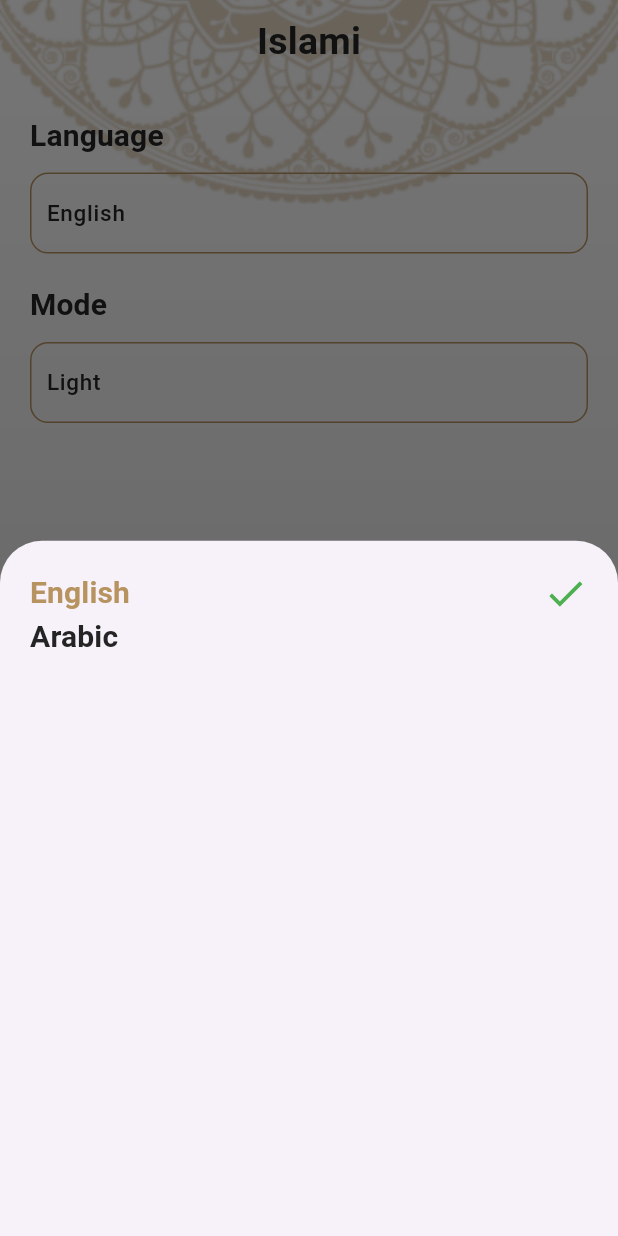
After one commit to Maryammahmou-d/Islame_App, a Flutter app: the screen it shows after launch, item 5 of the bottom bar chosen, after a tap on "English", on a phone screen of 412 x 824 dp. The commit adds this screen. Run offline on Flutter 3.47's test engine with Material 3 defaults, Android fonts, the phone set to English and light mode, and no system bars; missing offline and left inert: dart:ffi; generated files the repository leaves out were written again.

Commit message:
Add Provider for language

```diff
--- a/lib/Home/Ahadeth/Ahadeth_tab.dart
+++ b/lib/Home/Ahadeth/Ahadeth_tab.dart
@@ -1,6 +1,6 @@
 import 'package:flutter/material.dart';
 import 'package:flutter/services.dart';
-import 'package:islame_app/themeing.dart';
+import 'package:islame_app/Themeing/Themeing.dart';
 import '../Quran/divider_item_stayle.dart';
 import 'hadeth_details.dart';
 
--- a/lib/Home/Ahadeth/hadeth_details.dart
+++ b/lib/Home/Ahadeth/hadeth_details.dart
@@ -1,6 +1,6 @@
 import 'package:flutter/cupertino.dart';
 import 'package:flutter/material.dart';
-import 'package:islame_app/themeing.dart';
+import 'package:islame_app/Themeing/Themeing.dart';
 import '../Quran/divider_item_stayle.dart';
 import 'Ahadeth_tab.dart';
 
--- a/lib/Home/Home_screen.dart
+++ b/lib/Home/Home_screen.dart
@@ -1,11 +1,13 @@
 import 'package:flutter/material.dart';
 import 'package:islame_app/Home/Ahadeth/Ahadeth_tab.dart';
 import 'package:islame_app/Home/Quran/Quran_tab.dart';
-import 'package:islame_app/Home/Radio_tab.dart';
-import 'package:islame_app/Home/Sabha_tab.dart';
-import 'package:islame_app/themeing.dart';
+import 'package:islame_app/Home/radio/Radio_tab.dart';
+import 'package:islame_app/Home/sebha/Sabha_tab.dart';
+import 'package:islame_app/Themeing/Themeing.dart';
 
 import 'package:flutter_gen/gen_l10n/app_localizations.dart';
+
+import 'Settings/Settings_tab.dart';
 
 class HomeScreen extends StatefulWidget {
   static const String routeName = "Home Screen";
@@ -21,6 +23,7 @@
     SabhaTab(),
     AhadethTab(),
     QuranTab(),
+    SettingsTab(),
   ];
 
   @override
@@ -75,6 +78,14 @@
                       size: 30,
                     ),
                     label: AppLocalizations.of(context)!.quran_nav),
+                BottomNavigationBarItem(
+                  backgroundColor: MyThemeData.GoldColor,
+                  icon: Icon(
+                    Icons.settings,
+                    size: 25,
+                  ),
+                  label: AppLocalizations.of(context)!.settings_nav,
+                )
               ]),
         ),
       ],
--- a/lib/Home/Quran/Quran_tab.dart
+++ b/lib/Home/Quran/Quran_tab.dart
@@ -1,6 +1,6 @@
 import 'package:flutter/material.dart';
 import 'package:islame_app/Home/Quran/sura_name_item.dart';
-import 'package:islame_app/themeing.dart';
+import 'package:islame_app/Themeing/Themeing.dart';
 import 'divider_item_stayle.dart';
 
 import 'package:flutter_gen/gen_l10n/app_localizations.dart';
--- a/lib/Home/Quran/divider_item_stayle.dart
+++ b/lib/Home/Quran/divider_item_stayle.dart
@@ -1,5 +1,5 @@
 import 'package:flutter/material.dart';
-import '../../themeing.dart';
+import '../../Themeing/Themeing.dart';
 
 class DividerItemStayle extends StatelessWidget {
   const DividerItemStayle({super.key});
--- a/lib/Home/Quran/sura_name_item.dart
+++ b/lib/Home/Quran/sura_name_item.dart
@@ -1,7 +1,6 @@
 import 'package:flutter/material.dart';
-import 'package:islame_app/Sura_Details/sura_details.dart';
-
 import '../../Data Model/sura_details_arg.dart';
+import '../Sura_Details/sura_details.dart';
 
 class SuraNameItem extends StatelessWidget {
   String SuraName;
--- a/lib/Home/Radio_tab.dart
+++ b/lib/Home/Radio/Radio_tab.dart
@@ -1,5 +1,5 @@
 import 'package:flutter/material.dart';
-import 'package:islame_app/themeing.dart';
+import 'package:islame_app/Themeing/Themeing.dart';
 
 import 'package:flutter_gen/gen_l10n/app_localizations.dart';
 
--- a/lib/Home/Sabha_tab.dart
+++ b/lib/Home/Sebha/Sabha_tab.dart
@@ -1,5 +1,5 @@
 import 'package:flutter/material.dart';
-import 'package:islame_app/themeing.dart';
+import 'package:islame_app/Themeing/Themeing.dart';
 import 'package:flutter_gen/gen_l10n/app_localizations.dart';
 
 class SabhaTab extends StatefulWidget {
--- /dev/null
+++ b/lib/Home/Settings/Settings_tab.dart
@@ -0,0 +1,87 @@
+import 'package:flutter/material.dart';
+import 'package:islame_app/Home/Settings/language_bottom_sheet.dart';
+import 'package:islame_app/Provider/my_provider.dart';
+import 'package:islame_app/Themeing/Themeing.dart';
+import 'package:provider/provider.dart';
+import 'package:flutter_gen/gen_l10n/app_localizations.dart';
+
+class SettingsTab extends StatelessWidget {
+  const SettingsTab({super.key});
+
+  @override
+  Widget build(BuildContext context) {
+    var provider = Provider.of<MyProvider>(context);
+
+    return Container(
+      padding: EdgeInsets.symmetric(horizontal: 20),
+      child: Column(
+        crossAxisAlignment: CrossAxisAlignment.stretch,
+        children: [
+          SizedBox(
+            height: 20,
+          ),
+          Text(
+            AppLocalizations.of(context)!.language,
+            style: Theme.of(context).textTheme.titleSmall,
+          ),
+          SizedBox(
+            height: 10,
+          ),
+          InkWell(
+            onTap: () {
+              showLanguageBottomSheet(context);
+            },
+            child: Container(
+              padding: EdgeInsets.symmetric(horizontal: 10, vertical: 15),
+              decoration: BoxDecoration(
+                border: Border.all(
+                  color: MyThemeData.GoldColor,
+                ),
+                borderRadius: BorderRadius.circular(12),
+              ),
+              child: Text(
+                provider.languageCode == "en" ? "English" : "Arabic",
+                style: Theme.of(context).textTheme.labelSmall,
+              ),
+            ),
+          ),
+          SizedBox(
+            height: 20,
+          ),
+          Text(
+            AppLocalizations.of(context)!.mode,
+            style: Theme.of(context).textTheme.titleSmall,
+          ),
+          SizedBox(
+            height: 10,
+          ),
+          InkWell(
+            onTap: () {},
+            child: Container(
+              padding: EdgeInsets.symmetric(horizontal: 10, vertical: 15),
+              decoration: BoxDecoration(
+                border: Border.all(
+                  color: MyThemeData.GoldColor,
+                ),
+                borderRadius: BorderRadius.circular(12),
+              ),
+              child: Text(
+                "Light",
+                style: Theme.of(context).textTheme.labelSmall,
+              ),
+            ),
+          ),
+        ],
+      ),
+    );
+  }
+
+  void showLanguageBottomSheet(BuildContext context) {
+    showModalBottomSheet(
+      context: context,
+      builder: (context) {
+        return LanguageBottomSheet();
+      },
+    );
+  }
+}
--- /dev/null
+++ b/lib/Home/Settings/language_bottom_sheet.dart
@@ -0,0 +1,69 @@
+import 'dart:ffi';
+
+import 'package:flutter/material.dart';
+import 'package:islame_app/Provider/my_provider.dart';
+import 'package:provider/provider.dart';
+
+class LanguageBottomSheet extends StatelessWidget {
+  bool? checkBoxValue = false;
+
+  @override
+  Widget build(BuildContext context) {
+    var provider = Provider.of<MyProvider>(context);
+    return Container(
+      margin: EdgeInsets.symmetric(horizontal: 20, vertical: 20),
+      // height: MediaQuery.of(context).size.height * 0.5,
+      child: Column(
+        children: [
+          InkWell(
+            onTap: () {
+              provider.changeLanguage("en");
+              Navigator.pop(context);
+            },
+            child: Row(
+              mainAxisAlignment: MainAxisAlignment.spaceBetween,
+              children: [
+                Text(
+                  "English",
+                  style: Theme.of(context)
+                      .textTheme
+                      .titleSmall
+                      ?.copyWith(color: provider.selectedColor("en")),
+                ),
+                provider.languageCode == "en"
+                    ? Icon(
+                        Icons.done,
+                        color: Colors.green,
+                        size: 30,
+                      )
+                    : SizedBox(),
+              ],
+            ),
+          ),
+          InkWell(
+            onTap: () {
+              provider.changeLanguage("ar");
+              Navigator.pop(context);
+            },
+            child: Row(
+              mainAxisAlignment: MainAxisAlignment.spaceBetween,
+              children: [
+                Text("Arabic",
+                    style: Theme.of(context).textTheme.titleSmall?.copyWith(
+                          color: provider.selectedColor("ar"),
+                        )),
+                provider.languageCode == "ar"
+                    ? Icon(
+                        Icons.done,
+                        color: Colors.green,
+                        size: 30,
+                      )
+                    : SizedBox(),
+              ],
+            ),
+          ),
+        ],
+      ),
+    );
+  }
+}
--- a/lib/Sura_Details/sura_details.dart
+++ b/lib/Home/Sura_Details/sura_details.dart
@@ -1,10 +1,11 @@
 import 'package:flutter/material.dart';
 import 'package:flutter/services.dart';
 import 'package:islame_app/Data%20Model/sura_details_arg.dart';
-import 'package:islame_app/themeing.dart';
-import '../Home/Quran/divider_item_stayle.dart';
+import 'package:islame_app/Themeing/Themeing.dart';
 
 import 'package:flutter_gen/gen_l10n/app_localizations.dart';
+
+import '../Quran/divider_item_stayle.dart';
 
 class SuraDetailsScreen extends StatefulWidget {
   static const String routeName = "Sura_details";
--- /dev/null
+++ b/lib/Provider/my_provider.dart
@@ -0,0 +1,17 @@
+import 'package:flutter/material.dart';
+import 'package:islame_app/Themeing/Themeing.dart';
+
+class MyProvider extends ChangeNotifier {
+  String languageCode = "en";
+
+  void changeLanguage(String languageCode) {
+    this.languageCode = languageCode;
+    notifyListeners();
+  }
+
+  Color selectedColor(String languageCode) {
+    return this.languageCode == languageCode
+        ? MyThemeData.GoldColor
+        : MyThemeData.BlackColor;
+  }
+}
--- a/lib/themeing.dart
+++ b/lib/Themeing/Themeing.dart
@@ -20,6 +20,7 @@
       titleMedium: TextStyle(
           fontSize: 25, fontWeight: FontWeight.bold, color: BlackColor),
       titleLarge: TextStyle(fontSize: 30, color: BlackColor),
+      labelSmall: TextStyle(fontSize: 15, color: BlackColor),
     ),
     bottomNavigationBarTheme: BottomNavigationBarThemeData(
       selectedItemColor: BlackColor,
@@ -40,5 +41,6 @@
         titleMedium: TextStyle(
             fontSize: 30, fontWeight: FontWeight.bold, color: Colors.white),
         titleLarge: TextStyle(fontSize: 35, color: Colors.white),
+        labelSmall: TextStyle(fontSize: 15, color: BlackColor),
       ));
 }
--- a/lib/l10n/app_ar.arb
+++ b/lib/l10n/app_ar.arb
@@ -8,5 +8,8 @@
   "radio_nav": "راديو",
   "quran_nav": "قرآن",
   "sebha_nav": "سبحة",
-  "ahadeth_nav": "احاديث"
+  "ahadeth_nav": "احاديث",
+  "settings_nav": "الاعدادات",
+  "language": "اللغة",
+  "mode": "الوضع"
 }
--- a/lib/l10n/app_en.arb
+++ b/lib/l10n/app_en.arb
@@ -8,5 +8,8 @@
   "radio_nav": "Radio",
   "quran_nav": "Quran",
   "sebha_nav": "Sebha",
-  "ahadeth_nav": "Ahadeth"
+  "ahadeth_nav": "Ahadeth",
+  "settings_nav": "Setting",
+  "language": "Language",
+  "mode": "Mode"
 }
--- a/lib/main.dart
+++ b/lib/main.dart
@@ -1,18 +1,27 @@
 import 'package:flutter/material.dart';
 import 'package:islame_app/Home/Home_screen.dart';
-import 'package:islame_app/Sura_Details/sura_details.dart';
-import 'package:islame_app/themeing.dart';
+import 'package:islame_app/Provider/my_provider.dart';
+import 'package:islame_app/Themeing/themeing.dart';
+import 'package:provider/provider.dart';
 import 'Home/Ahadeth/hadeth_details.dart';
 import 'package:flutter_localizations/flutter_localizations.dart';
 import 'package:flutter_gen/gen_l10n/app_localizations.dart';
 
+import 'Home/Sura_Details/sura_details.dart';
+
 void main() {
-  runApp(IslameApp());
+  runApp(ChangeNotifierProvider(
+      create: (context) {
+        return MyProvider();
+      },
+      child: IslameApp()));
 }
 
 class IslameApp extends StatelessWidget {
   @override
   Widget build(BuildContext context) {
+    var provider = Provider.of<MyProvider>(context);
+
     // TODO: implement build
     return MaterialApp(
       localizationsDelegates: [
@@ -25,7 +34,7 @@
         Locale('en'), // English
         Locale('ar'), // arabic
       ],
-      /*locale: Locale("ar"),*/
+      locale: Locale(provider.languageCode),
       debugShowCheckedModeBanner: false,
       initialRoute: HomeScreen.routeName,
       routes: {
--- a/pubspec.yaml
+++ b/pubspec.yaml
@@ -36,6 +36,7 @@
   # Use with the CupertinoIcons class for iOS style icons.
   cupertino_icons: ^1.0.8
   flutter_native_splash: ^2.4.4
+  provider: ^6.1.5
 
 dev_dependencies:
   flutter_test:
```
Also changed, not shown: pubspec.lock.
